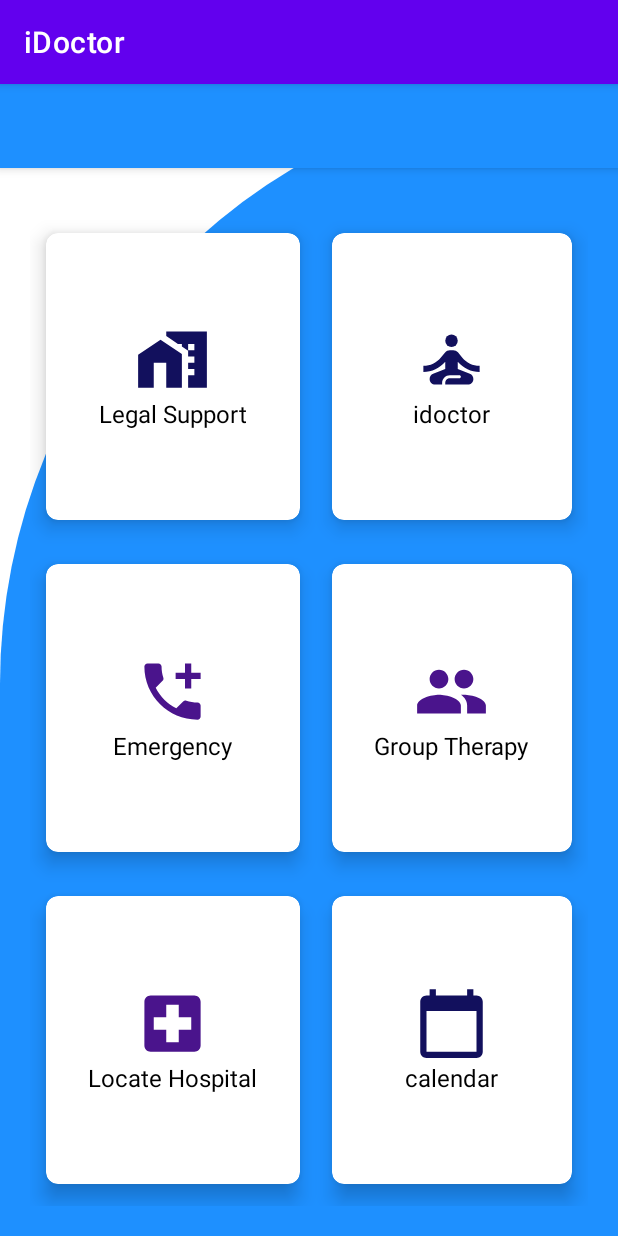
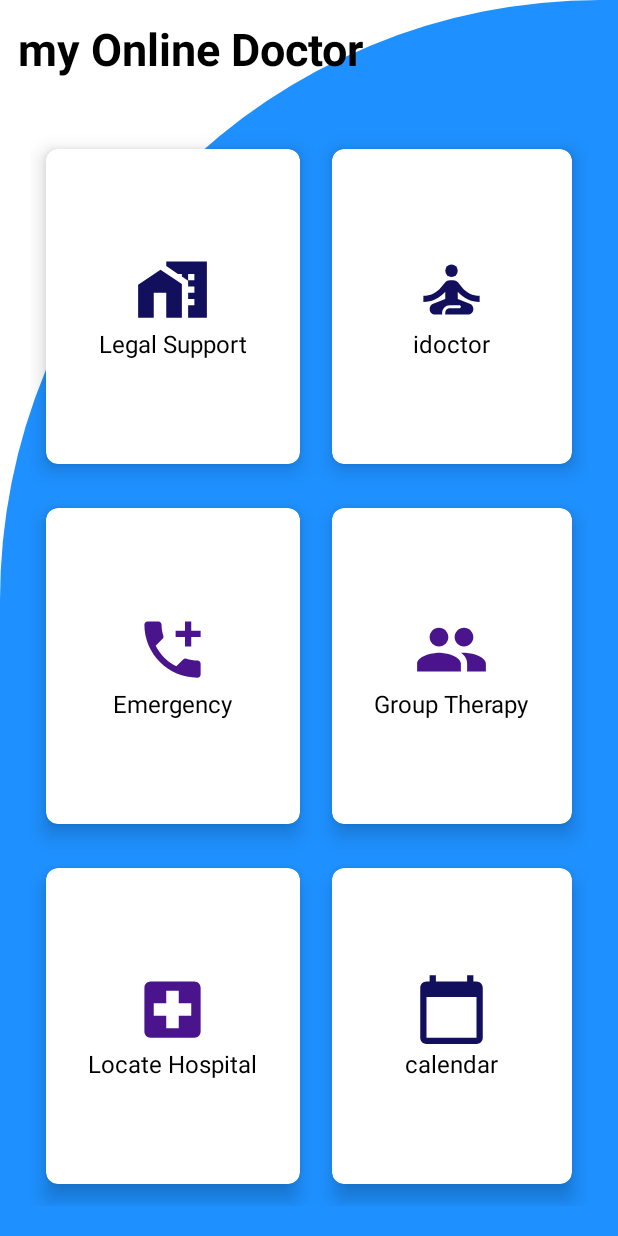
Before and after one commit to TimzOwen/iDoctor, an Android app: the screen it shows after launch (MainActivity), on a phone screen of 412 x 824 dp. Run offline under Robolectric (Android 15) with nearby library versions, the phone set to English and light mode, and no system bars.

Commit message:
fixed app cursh on sdk version

```diff
--- a/app/build.gradle
+++ b/app/build.gradle
@@ -8,7 +8,7 @@ android {
 
     defaultConfig {
         applicationId "com.timzowen.idoctor"
-        minSdk 24
+        minSdk 23
         targetSdk 31
         versionCode 1
         versionName "1.0"
--- a/app/src/main/AndroidManifest.xml
+++ b/app/src/main/AndroidManifest.xml
@@ -17,7 +17,6 @@
             android:exported="true">
             <intent-filter>
                 <action android:name="android.intent.action.MAIN" />
-
                 <category android:name="android.intent.category.LAUNCHER" />
             </intent-filter>
         </activity>
--- a/app/src/main/java/com/timzowen/idoctor/MainActivity.kt
+++ b/app/src/main/java/com/timzowen/idoctor/MainActivity.kt
@@ -3,10 +3,14 @@ package com.timzowen.idoctor
 import androidx.appcompat.app.AppCompatActivity
 import android.os.Bundle
 
+
+
 class MainActivity : AppCompatActivity() {
     override fun onCreate(savedInstanceState: Bundle?) {
         super.onCreate(savedInstanceState)
         setContentView(R.layout.activity_main)
+
+
     }
 
 }
--- a/app/src/main/res/layout/activity_calender.xml
+++ b/app/src/main/res/layout/activity_calender.xml
@@ -6,7 +6,6 @@
     android:layout_width="match_parent"
     android:layout_height="match_parent"
     tools:context=".CalenderActivity">
-
 
     <ImageView
         android:id="@+id/iv_calender"
@@ -62,7 +61,4 @@
         android:text="@string/book_therapy_session"
         android:layout_below="@id/btn_bookAppointment"
         android:layout_margin="15dp"/>
-
-
-
 </RelativeLayout>
--- a/app/src/main/res/layout/activity_main.xml
+++ b/app/src/main/res/layout/activity_main.xml
@@ -10,20 +10,6 @@
         android:id="@+id/frameLayout"
         android:layout_width="match_parent"
         android:layout_height="wrap_content"/>
-
-    <com.google.android.material.appbar.AppBarLayout
-        android:layout_width="match_parent"
-        android:layout_height="?attr/actionBarSize"
-        android:backgroundTint="@color/blue"
-        app:layout_constraintEnd_toEndOf="parent"
-        app:layout_constraintStart_toStartOf="parent"
-        app:layout_constraintTop_toTopOf="parent">
-
-        <androidx.appcompat.widget.Toolbar
-            android:id="@+id/toolbar"
-            android:layout_width="match_parent"
-            android:layout_height="match_parent" />
-    </com.google.android.material.appbar.AppBarLayout>
 
     <TextView
         android:id="@+id/tv_dashboard"
--- a/app/src/main/res/values/themes.xml
+++ b/app/src/main/res/values/themes.xml
@@ -2,9 +2,11 @@
     <!-- Base application theme. -->
     <style name="Theme.IDoctor" parent="Theme.MaterialComponents.DayNight.DarkActionBar">
         <!-- Primary brand color. -->
-        <item name="colorPrimary">@color/purple_500</item>
-        <item name="colorPrimaryVariant">@color/purple_700</item>
+        <item name="colorPrimary">@color/blue</item>
+        <item name="colorPrimaryVariant">@color/primaryTextColor</item>
         <item name="colorOnPrimary">@color/white</item>
+        <item name="windowNoTitle">true</item>
+        <item name="windowActionBar">false</item>
         <!-- Secondary brand color. -->
         <item name="colorSecondary">@color/teal_200</item>
         <item name="colorSecondaryVariant">@color/teal_700</item>
```
